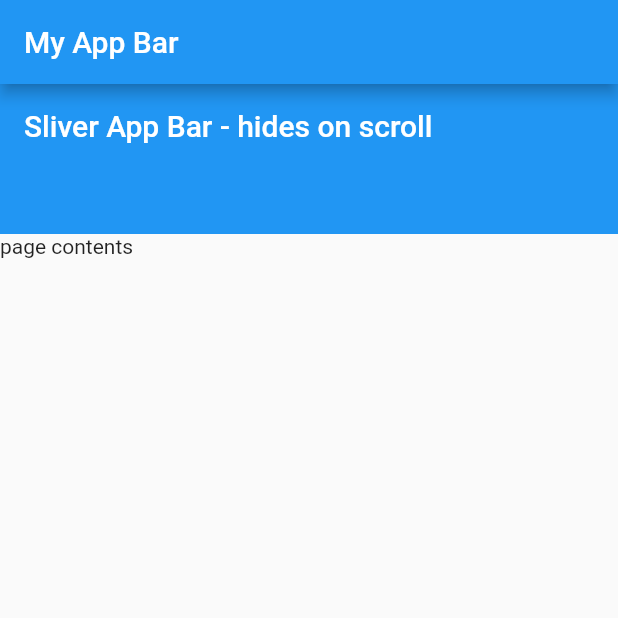
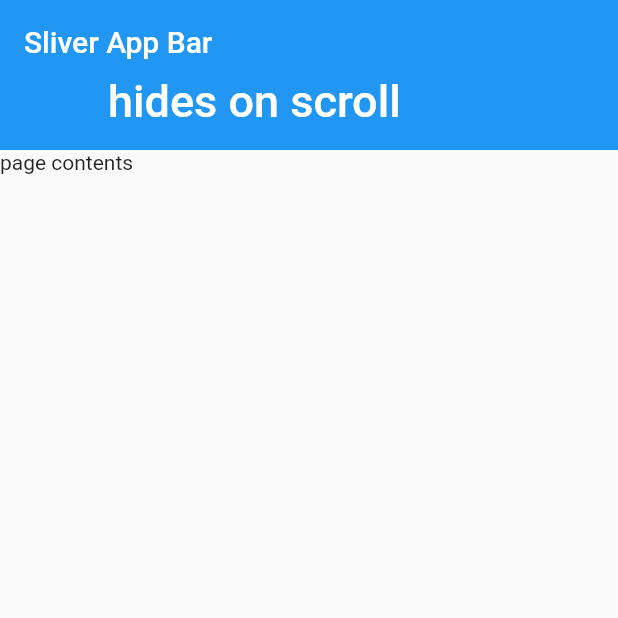
Before and after one commit to alichur/flutter_demo, a Flutter app: the screen it shows after launch, on a phone screen of 412 x 824 dp, the top half of it. Run offline on Flutter 3.47's test engine with Material 2 defaults, Android fonts, the phone set to English and light mode, and no system bars.

Commit message:
Sliver app for both sections of app bar

```diff
--- a/lib/screens/overview.dart
+++ b/lib/screens/overview.dart
@@ -1,17 +1,20 @@
 import 'package:flutter/material.dart';
+
+//overlapping text issue
+//https://github.com/flutter/flutter/issues/14227
 
 class OverviewScreen extends StatelessWidget {
   @override
   Widget build(BuildContext context) {
     return Scaffold(
-        appBar: AppBar(title: Text("My App Bar")),
         body: CustomScrollView(slivers: [
           SliverAppBar(
             expandedHeight: 100,
             title: Text(
-                'Sliver App Bar - hides on scroll'),
+                'Sliver App Bar'),
+            flexibleSpace: FlexibleSpaceBar(title: Text('hides on scroll')),
             floating: true,
-            pinned: false,
+            pinned: true,
             snap: true,
           ),
           SliverFillRemaining(
```
